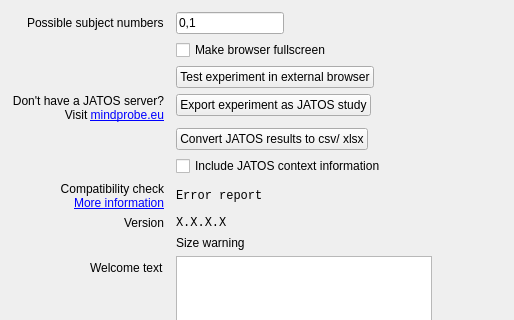
Above: opensesame_extensions/osweb/oswebext/oswebext.ui from open-cogsci/opensesame-extension-osweb before the change; both pictures show x 0 to 514 and y 0 to 320 of the 708 by 696 pixel window. Below: the same form after it.
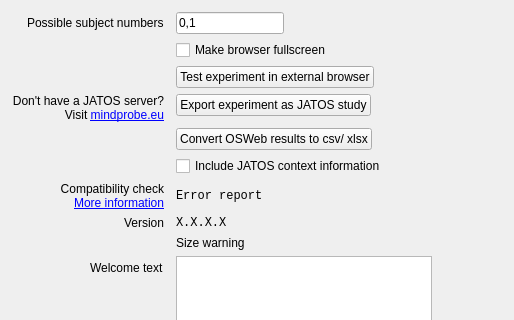
That is the form after the change. Icons and pictures are not drawn.

Commit message: Update data conversion

The edit to the form file:
```diff
--- a/opensesame_extensions/osweb/oswebext/oswebext.ui
+++ b/opensesame_extensions/osweb/oswebext/oswebext.ui
@@ -98,7 +98,7 @@
    <item row="4" column="1">
     <widget class="QPushButton" name="button_convert">
      <property name="text">
-      <string>Convert JATOS results to csv/ xlsx</string>
+      <string>Convert OSWeb results to csv/ xlsx</string>
      </property>
      <property name="icon">
       <iconset theme="x-office-spreadsheet">
```
The commit also changes 2 other files.
